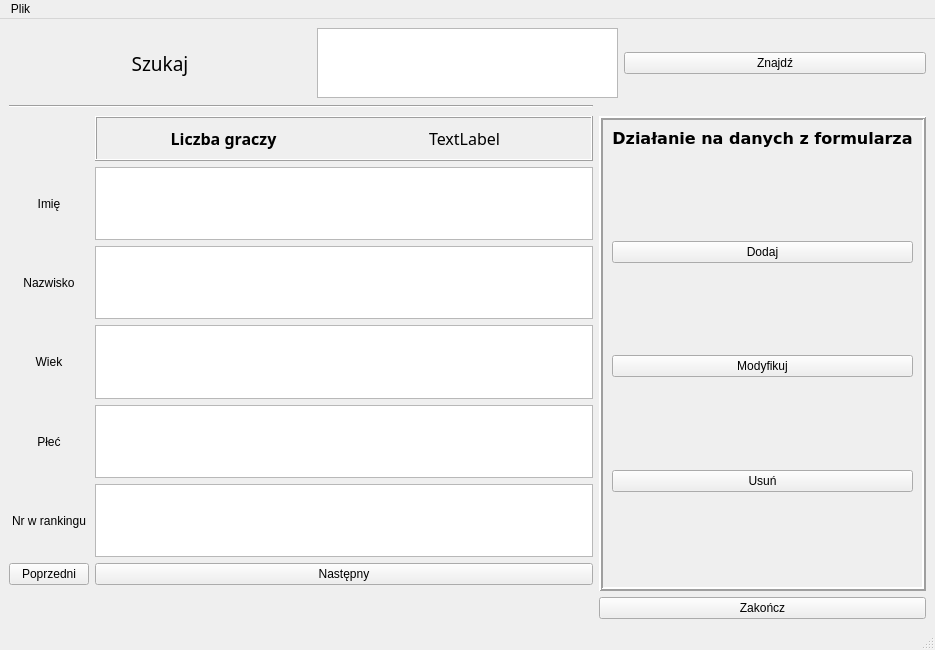
Before: the Qt Designer form src/ui/windowPlayers.ui in messer440/obslugaTurnieji, drawn with Qt 5.
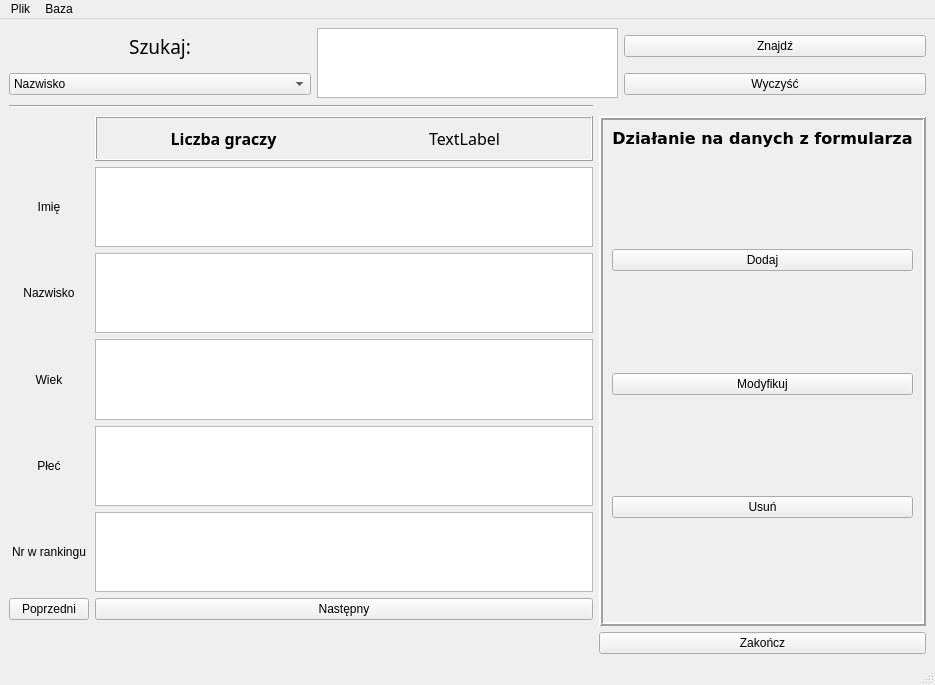
After: the same form once the commit is applied.

Commit message: drop players database

Patch:
```diff
--- a/src/ui/windowPlayers.ui
+++ b/src/ui/windowPlayers.ui
@@ -7,7 +7,7 @@
     <x>0</x>
     <y>0</y>
     <width>935</width>
-    <height>650</height>
+    <height>685</height>
    </rect>
   </property>
   <property name="windowTitle">
@@ -23,27 +23,11 @@
      </widget>
     </item>
     <item row="0" column="0" colspan="2">
-     <layout class="QHBoxLayout" name="horizontalLayout_3">
+     <layout class="QGridLayout" name="gridLayout_4">
       <property name="sizeConstraint">
        <enum>QLayout::SetMaximumSize</enum>
       </property>
-      <item>
-       <widget class="QLabel" name="label">
-        <property name="font">
-         <font>
-          <family>Droid Sans Mono</family>
-          <pointsize>14</pointsize>
-         </font>
-        </property>
-        <property name="text">
-         <string>Szukaj</string>
-        </property>
-        <property name="alignment">
-         <set>Qt::AlignCenter</set>
-        </property>
-       </widget>
-      </item>
-      <item>
+      <item row="0" column="2" rowspan="2">
        <widget class="QTextEdit" name="inputSearch">
         <property name="sizePolicy">
          <sizepolicy hsizetype="Minimum" vsizetype="Expanding">
@@ -53,13 +37,65 @@
         </property>
        </widget>
       </item>
-      <item>
+      <item row="0" column="1">
+       <widget class="QLabel" name="label">
+        <property name="font">
+         <font>
+          <family>Droid Sans Mono</family>
+          <pointsize>14</pointsize>
+         </font>
+        </property>
+        <property name="text">
+         <string>Szukaj:</string>
+        </property>
+        <property name="alignment">
+         <set>Qt::AlignCenter</set>
+        </property>
+       </widget>
+      </item>
+      <item row="1" column="1">
+       <widget class="QComboBox" name="comboFilter">
+        <item>
+         <property name="text">
+          <string>Nazwisko</string>
+         </property>
+        </item>
+        <item>
+         <property name="text">
+          <string>Imię</string>
+         </property>
+        </item>
+        <item>
+         <property name="text">
+          <string>Wiek</string>
+         </property>
+        </item>
+        <item>
+         <property name="text">
+          <string>Płeć</string>
+         </property>
+        </item>
+        <item>
+         <property name="text">
+          <string>Ranking</string>
+         </property>
+        </item>
+       </widget>
+      </item>
+      <item row="0" column="3">
        <widget class="QPushButton" name="buttonSearch">
         <property name="text">
          <string>Znajdź</string>
         </property>
        </widget>
       </item>
+      <item row="1" column="3">
+       <widget class="QPushButton" name="buttonClear">
+        <property name="text">
+         <string>Wyczyść</string>
+        </property>
+       </widget>
+      </item>
      </layout>
     </item>
     <item row="3" column="0" rowspan="2">
@@ -340,7 +376,7 @@
      <x>0</x>
      <y>0</y>
      <width>935</width>
-     <height>24</height>
+     <height>25</height>
     </rect>
    </property>
    <widget class="QMenu" name="menuPlik">
@@ -351,8 +387,16 @@
     <addaction name="actionEksportuj"/>
     <addaction name="separator"/>
     <addaction name="actionZakoncz"/>
+    <addaction name="separator"/>
+   </widget>
+   <widget class="QMenu" name="menuBaza">
+    <property name="title">
+     <string>Baza</string>
+    </property>
+    <addaction name="actionUsu_baze"/>
    </widget>
    <addaction name="menuPlik"/>
+   <addaction name="menuBaza"/>
   </widget>
   <widget class="QStatusBar" name="statusbar"/>
   <action name="actionImportuj">
```
Left out of the diff: 5 changed lines with no effect on the pictures. The commit also changes 19 other files.
